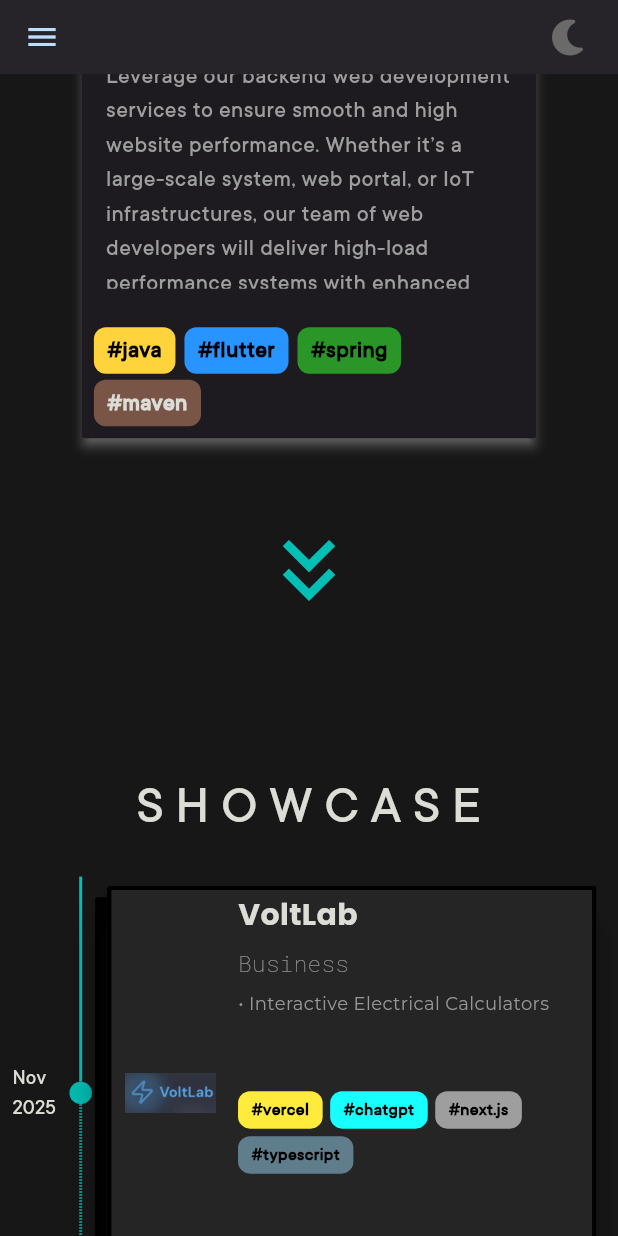
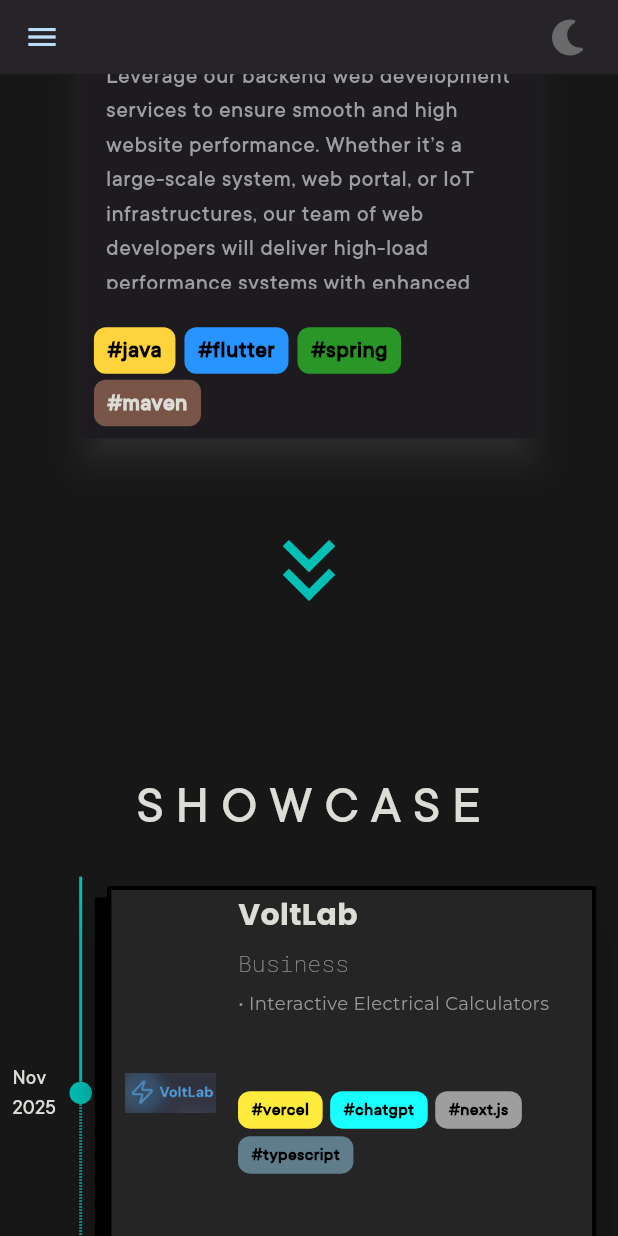
Before and after one commit to constantinLu/devsite_web, a Flutter app: the screen it shows after launch, scrolled down 3456 dp, on a phone screen of 412 x 824 dp. Run offline on Flutter 3.47's test engine with Material 3 defaults, Android fonts, the phone set to English and light mode, and no system bars; drawn by our look-alikes of flutter_animate, scrollable_positioned_list; our stand-ins replace animated_text_kit, carousel_slider, flutter_form_builder, flutter_svg, font_awesome_flutter, google_fonts and 3 more.

Commit message:
- adjusted shadow on service card

```diff
--- a/lib/presentation/widget/service_card_widget.dart
+++ b/lib/presentation/widget/service_card_widget.dart
@@ -39,8 +39,8 @@ class ServiceCard extends StatelessWidget {
           height: MediaQuery.of(context).size.height,
           width: MediaQuery.of(context).size.width,
           child: Card(
-            shadowColor: kcGreyPlatinum,
-            elevation: 3,
+            shadowColor: kcGreyDim,
+            elevation: 9,
             clipBehavior: Clip.antiAlias,
             shape: RoundedRectangleBorder(
               borderRadius: BorderRadius.circular(2),
```
